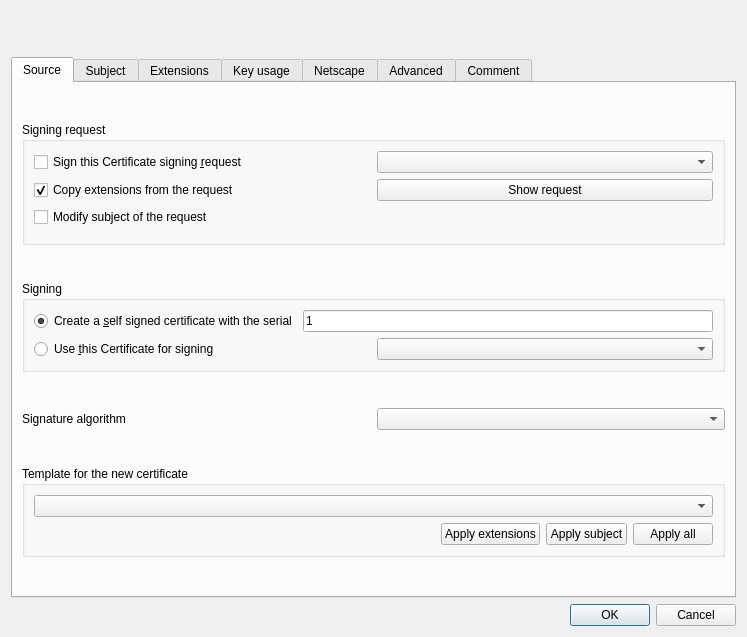
Above: ui/NewX509.ui from chris2511/xca before the change. Below: the same form after it.
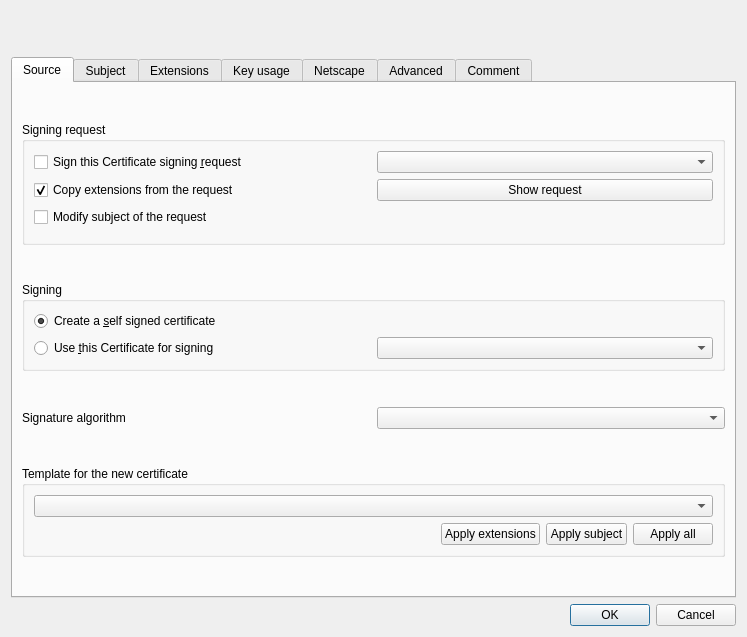
That is the form after the change. Custom widgets are drawn as their Qt base class.

Commit message: No more increasing serials. Only random serials.

```diff
--- a/ui/NewX509.ui
+++ b/ui/NewX509.ui
@@ -179,23 +179,13 @@
             <item>
              <widget class="QRadioButton" name="selfSignRB">
               <property name="text">
-               <string>Create a &amp;self signed certificate with the serial</string>
+               <string>Create a &amp;self signed certificate</string>
               </property>
               <property name="checked">
                <bool>true</bool>
               </property>
              </widget>
             </item>
-            <item>
-             <widget class="QLineEdit" name="serialNr">
-              <property name="toolTip">
-               <string>If you leave this blank the serial 00 will be used</string>
-              </property>
-              <property name="text">
-               <string>1</string>
-              </property>
-             </widget>
-            </item>
            </layout>
           </item>
           <item>
```
Left out of the diff: 23 changed lines with no effect on the pictures. The commit also changes 8 other files.
